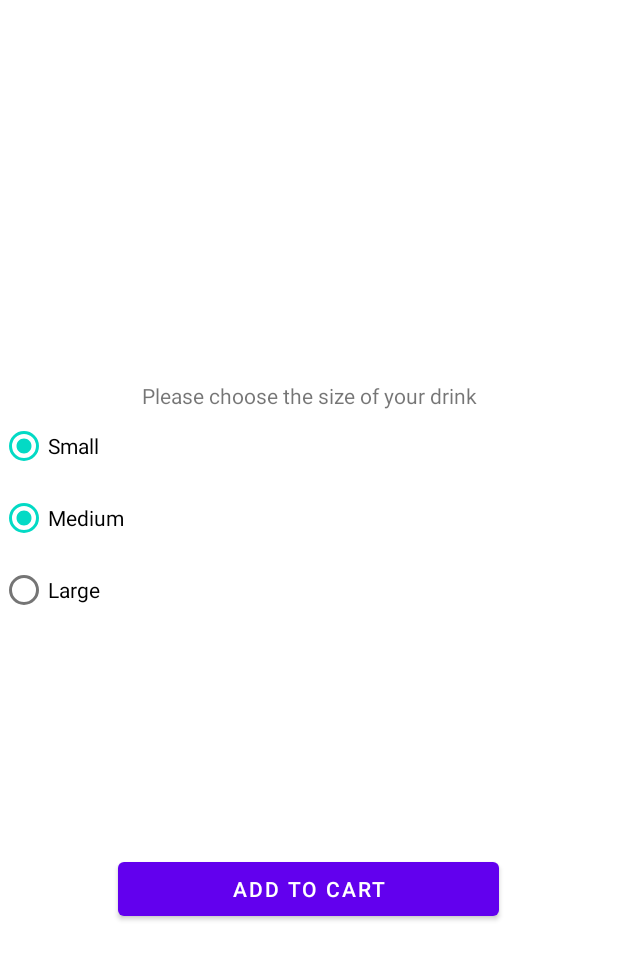
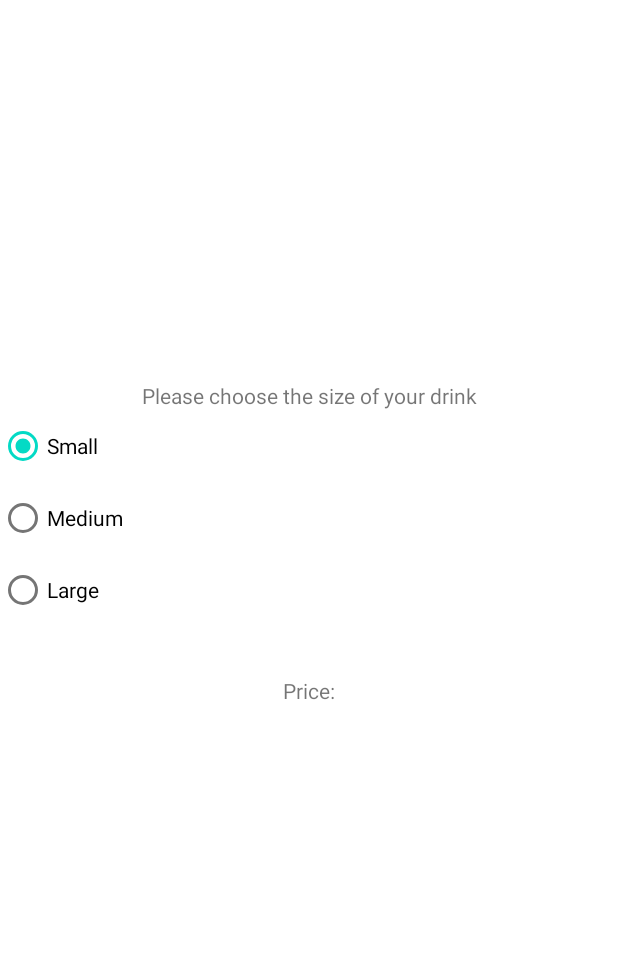
Before and after one commit to arpitmohanani/CoffeeBurst, an Android app: the ProductCardActivity screen opened directly, with no data from a screen before it, after a tap on "Small", on a phone screen of 412 x 824 dp, the part 84-1064 px from its top. Run offline under Robolectric (Android 15) with nearby library versions, the light colour scheme and no system bars; 2 statements that could not run were skipped; 1 other tap on this screen came first.

Commit message:
"Added radiobuttons, fixed issues with toolbar"

```diff
--- a/app/src/main/java/com/example/rocketfuel/activities/CatalogActivity.java
+++ b/app/src/main/java/com/example/rocketfuel/activities/CatalogActivity.java
@@ -28,6 +28,7 @@ import java.util.List;
 import java.util.Objects;
 import java.util.concurrent.ExecutorService;
 import java.util.concurrent.Executors;
+import java.util.concurrent.atomic.AtomicReference;
 
 public class CatalogActivity extends AppCompatActivity {
 
@@ -37,7 +38,7 @@ public class CatalogActivity extends AppCompatActivity {
     private ArrayList<Product> coffeeModelArrayList;
     private ArrayList<Product> teaModelArrayList;
 
-    ActivityCatalogBinding binding;
+    //    ActivityCatalogBinding binding;
     ProductDatabase db;
 
     @Override
@@ -53,9 +54,8 @@ public class CatalogActivity extends AppCompatActivity {
         coffeeModelArrayList = new ArrayList<>();
         teaModelArrayList = new ArrayList<>();
 
-        binding = ActivityCatalogBinding.inflate(getLayoutInflater());
-        View view = binding.getRoot();
-        setContentView(view);
+        AtomicReference<ProductAdapter> coffeeAdapter = new AtomicReference<>(new ProductAdapter(this, coffeeModelArrayList));
+        AtomicReference<ProductAdapter> teaAdapter = new AtomicReference<>(new ProductAdapter(this, teaModelArrayList));
 
         List<Product> AllProducts = ReadProductsCSV();
         LinearLayoutManager linearLayoutManager = new LinearLayoutManager(this, LinearLayoutManager.HORIZONTAL, false);
@@ -65,6 +65,8 @@ public class CatalogActivity extends AppCompatActivity {
         //coffeeRecyclerView.setAdapter(coffeeAdapter);
 
         teaRecyclerView.setLayoutManager(linearLayoutManager2);
+        teaRecyclerView.setAdapter(teaAdapter.get());
+        coffeeRecyclerView.setAdapter(coffeeAdapter.get());
         //teaRecyclerView.setAdapter(teaAdapter);
 
         ExecutorService executorService = Executors.newSingleThreadExecutor();
@@ -79,10 +81,8 @@ public class CatalogActivity extends AppCompatActivity {
                 //instead of setting the data directly from file
                 //we are setting it after getting it from Database
                 runOnUiThread(() ->{
-                    ProductAdapter coffeeAdapter = new ProductAdapter(this, coffeeModelArrayList);
-                    ProductAdapter teaAdapter = new ProductAdapter(this, teaModelArrayList);
-                    teaRecyclerView.setAdapter(teaAdapter);
-                    coffeeRecyclerView.setAdapter(coffeeAdapter);
+                    coffeeAdapter.get().updateList(coffeeModelArrayList);
+                    teaAdapter.get().updateList(teaModelArrayList);
                 });
             } catch (Exception ex){
                 Log.d("CoffeeBurst",ex.getMessage());
@@ -95,11 +95,13 @@ public class CatalogActivity extends AppCompatActivity {
                         Intent intent = new Intent(CatalogActivity.this, ProductCardActivity.class);
                         ProductAdapter.Viewholder mod = (ProductAdapter.Viewholder) coffeeRecyclerView.findViewHolderForAdapterPosition(position);
                         String name = (String) Objects.requireNonNull(mod).productNameTV.getText();
+                        String price = (String) Objects.requireNonNull(mod).productPriceIV.getText();
+                        //Double priceDouble = Double.parseDouble(price);
                         intent.putExtra("name", name);
-                        int imageId = Objects.requireNonNull(mod).productIV.getId();
-                        intent.putExtra("imgId", imageId);
+                        intent.putExtra("price", price);
+                        //int imageId = Objects.requireNonNull(mod).productIV.AppCompatResources.getDrawable(this,this.getResources().getIdentifier(IMAGE_NAME.split("\\.")[0] , "drawable", this.getPackageName())));
+                        //intent.putExtra("imgId", imageId);
                         System.out.println(name);
-                        System.out.println(imageId);
                         startActivity(intent);
                     }
                     @Override public void onLongItemClick(View view, int position) {
--- a/app/src/main/java/com/example/rocketfuel/activities/ProductCardActivity.java
+++ b/app/src/main/java/com/example/rocketfuel/activities/ProductCardActivity.java
@@ -2,12 +2,16 @@
 package com.example.rocketfuel.activities;
 import android.content.Intent;
 import android.os.Bundle;
+import android.util.Log;
 import android.view.View;
 import android.widget.ImageView;
+import android.widget.RadioButton;
+import android.widget.RadioGroup;
 import android.widget.TextView;
 
 import androidx.annotation.Nullable;
 import androidx.appcompat.app.AppCompatActivity;
+import androidx.appcompat.content.res.AppCompatResources;
 import androidx.appcompat.widget.Toolbar;
 
 import com.example.rocketfuel.R;
@@ -15,38 +19,61 @@ import com.example.rocketfuel.R;
 import java.util.Objects;
 
 public class ProductCardActivity extends AppCompatActivity {
+    String productName ="";
+    String productPrice ="";
+    String productImage ="";
+    TextView drinkName;
+    ImageView drinkImage;
+    TextView drinkPrice;
+    RadioGroup radioGroupSizes;
+    String productPriceStr;
 
     @Override
     protected void onCreate(@Nullable Bundle savedInstanceState) {
         super.onCreate(savedInstanceState);
         setContentView(R.layout.product_card_layout);
-
-        Toolbar toolbar = findViewById(R.id.toolbar);
-        setSupportActionBar(toolbar);
+        drinkName = findViewById(R.id.drink_name);
+        drinkImage = findViewById(R.id.imgViewProductCardImage);
+        drinkPrice = findViewById(R.id.txtViewPrice);
 
         Objects.requireNonNull(getSupportActionBar()).setDisplayHomeAsUpEnabled(true);
         getSupportActionBar().setDisplayShowHomeEnabled(true);
 
-//        toolbar.setNavigationIcon(getResources().getDrawable(R.drawable.cappuchino));
-//        toolbar.setNavigationOnClickListener(new View.OnClickListener() {
-//            @Override
-//            public void onClick(View v) {
-//            }
-//        });
+        Intent intent = getIntent();
+        productName = intent.getStringExtra("name");
+        productImage = intent.getStringExtra("imgId");
+        productPrice = intent.getStringExtra("price");
+        productPrice = intent.getStringExtra("price");
 
-        Intent intent = getIntent();
-        String name = intent.getStringExtra("name");
-        String imgId = intent.getStringExtra("imgId");
-
-
-
-        TextView drinkName = findViewById(R.id.drink_name);
-        ImageView drinkImage = findViewById(R.id.imgViewProductCardImage);
-        drinkName.setText(name);
+        drinkName.setText(productName);
+        drinkPrice.setText(productPriceStr);
+        //drinkImage.setImageDrawable();
 
     }
 
     public void onRadioButtonClicked(View view) {
+        radioGroupSizes = findViewById(R.id.radioGroupSizes);
+        int selectedId = radioGroupSizes.getCheckedRadioButtonId();
+        String selectedValue =  (String) ((RadioButton) findViewById(selectedId)).getText();
+        if(selectedValue.equalsIgnoreCase("Small")){
+            System.out.println(selectedValue);
+            drinkPrice.setText(productPrice);
+            System.out.println(productPrice);
+        }
+
+
+        else if(selectedValue.equalsIgnoreCase("Medium")){
+            System.out.println(selectedValue);
+            //drinkPrice.setText(String.valueOf(Double.parseDouble(productPrice)*1.5));
+            System.out.println(Double.valueOf(productPriceStr));
+        }
+
+        else if(selectedValue.equalsIgnoreCase("Large")){
+            System.out.println(selectedValue);
+            //drinkPrice.setText(String.valueOf(Double.parseDouble(productPrice)*2.0));
+            System.out.println(Double.valueOf(productPriceStr));
+        }
 
     }
+
 }
--- a/app/src/main/java/com/example/rocketfuel/adapters/ProductAdapter.java
+++ b/app/src/main/java/com/example/rocketfuel/adapters/ProductAdapter.java
@@ -1,5 +1,6 @@
 package com.example.rocketfuel.adapters;
 
+import android.annotation.SuppressLint;
 import android.content.Context;
 import android.view.LayoutInflater;
 import android.view.View;
@@ -7,6 +8,7 @@ import android.view.ViewGroup;
 import android.widget.ImageView;
 import android.widget.TextView;
 import androidx.annotation.NonNull;
+import androidx.appcompat.content.res.AppCompatResources;
 import androidx.recyclerview.widget.RecyclerView;
 
 import com.example.rocketfuel.model.Product;
@@ -38,8 +40,15 @@ public class ProductAdapter extends RecyclerView.Adapter<ProductAdapter.Viewhold
         // to set data to textview and imageview of each card layout
         Product model = productArrayList.get(position);
         holder.productNameTV.setText(model.getProduct_name());
-        holder.productPriceIV.setText("" + model.getProduct_price());
-        holder.productIV.setImageResource(context.getResources().getIdentifier(model.getProduct_image() , "drawable", context.getPackageName()));
+        holder.productPriceIV.setText("$" + model.getProduct_price());
+//        System.out.println(context.getResources().getIdentifier(model.getProduct_image().split("\\.")[0], "drawable", context.getPackageName()));
+        holder.productIV.setImageDrawable(AppCompatResources.getDrawable(context,context.getResources().getIdentifier(model.getProduct_image().split("\\.")[0] , "drawable", context.getPackageName())));
+    }
+
+    @SuppressLint("NotifyDataSetChanged")
+    public void updateList(ArrayList<Product> productArrayList){
+        this.productArrayList = productArrayList;
+        notifyDataSetChanged();
     }
 
     @Override
--- a/app/src/main/res/layout/product_card_layout.xml
+++ b/app/src/main/res/layout/product_card_layout.xml
@@ -5,14 +5,16 @@
     android:layout_width="match_parent"
     android:layout_height="match_parent">
 
-    //<androidx.appcompat.widget.Toolbar
-    android:id="@+id/toolbar"
-    android:background="@color/black"
-    android:layout_width="match_parent"
-    android:layout_height="wrap_content"
-    app:layout_constraintTop_toTopOf="parent">
+    //
 
-</androidx.appcompat.widget.Toolbar>
+    <androidx.appcompat.widget.Toolbar
+        android:id="@+id/toolbar"
+        android:layout_width="match_parent"
+        android:layout_height="wrap_content"
+        android:background="@color/black"
+        app:layout_constraintTop_toTopOf="parent">
+
+    </androidx.appcompat.widget.Toolbar>
 
     <ImageView
         android:id="@+id/imgViewProductCardImage"
@@ -45,51 +47,60 @@
 
     <RadioGroup
         android:id="@+id/radioGroupSizes"
-        android:layout_width="match_parent"
-        android:layout_height="0dp"
+        android:layout_width="413dp"
+        android:layout_height="161dp"
         android:orientation="vertical"
-        app:layout_constraintBottom_toBottomOf="@+id/radioButtonLarge"
+        app:layout_constraintBottom_toBottomOf="parent"
+        app:layout_constraintEnd_toEndOf="parent"
+        app:layout_constraintHorizontal_bias="1.0"
+        app:layout_constraintStart_toStartOf="parent"
         app:layout_constraintTop_toBottomOf="@+id/textViewChooseSize"
-        tools:layout_editor_absoluteX="0dp">
+        app:layout_constraintVertical_bias="0.0">
 
+        <RadioButton
+            android:id="@+id/radioBtnSmall"
+            android:layout_width="match_parent"
+            android:layout_height="wrap_content"
+            android:text="@string/TextViewSizeSmall"
+            android:onClick="onRadioButtonClicked"/>
+
+        <RadioButton
+            android:id="@+id/radioBtnMedium"
+            android:layout_width="match_parent"
+            android:layout_height="wrap_content"
+            android:text="@string/TextViewSizeMedium"
+            android:onClick="onRadioButtonClicked"
+            />
+
+        <RadioButton
+            android:id="@+id/radioBtnLarge"
+            android:layout_width="match_parent"
+            android:layout_height="wrap_content"
+            android:text="@string/TextViewSizeLarge"
+            android:onClick="onRadioButtonClicked"/>
     </RadioGroup>
 
-    <Button
-        android:id="@+id/button"
-        android:layout_width="254dp"
-        android:layout_height="48dp"
-        android:text="@string/BtnTextAddToCart"
+    <TextView
+        android:id="@+id/txtViewPrice"
+        android:layout_width="wrap_content"
+        android:layout_height="wrap_content"
+        android:text="@string/ProductPriceTextView"
         app:layout_constraintBottom_toBottomOf="parent"
         app:layout_constraintEnd_toEndOf="parent"
-        app:layout_constraintHorizontal_bias="0.496"
+        app:layout_constraintHorizontal_bias="0.498"
+        app:layout_constraintStart_toStartOf="parent"
+        app:layout_constraintTop_toBottomOf="@+id/txtViewPriceLabel"
+        app:layout_constraintVertical_bias="0.068" />
+
+    <TextView
+        android:id="@+id/txtViewPriceLabel"
+        android:layout_width="wrap_content"
+        android:layout_height="wrap_content"
+        android:layout_marginTop="16dp"
+        android:text="Price:"
+        app:layout_constraintEnd_toEndOf="parent"
         app:layout_constraintStart_toStartOf="parent"
         app:layout_constraintTop_toBottomOf="@+id/radioGroupSizes" />
 
-    <RadioButton
-        android:id="@+id/radioButtonLarge"
-        android:layout_width="match_parent"
-        android:layout_height="wrap_content"
-        android:text="@string/TextViewSizeLarge"
-        app:layout_constraintTop_toBottomOf="@+id/radioButtonMedium"
-        tools:layout_editor_absoluteX="0dp" />
-
-    <RadioButton
-        android:id="@+id/radioButtonMedium"
-        android:layout_width="match_parent"
-        android:layout_height="wrap_content"
-        android:onClick="onRadioButtonClicked"
-        android:text="@string/TextViewSizeMedium"
-        app:layout_constraintTop_toBottomOf="@+id/radioButtonSmall"
-        tools:layout_editor_absoluteX="-4dp" />
-
-    <RadioButton
-        android:id="@+id/radioButtonSmall"
-        android:layout_width="match_parent"
-        android:layout_height="wrap_content"
-        android:onClick="onRadioButtonClicked"
-        android:text="@string/TextViewSizeSmall"
-        app:layout_constraintTop_toBottomOf="@+id/textViewChooseSize"
-        tools:layout_editor_absoluteX="-1dp" />
-
 
 </androidx.constraintlayout.widget.ConstraintLayout>
--- a/app/src/main/res/values/strings.xml
+++ b/app/src/main/res/values/strings.xml
@@ -24,6 +24,7 @@
     <string name="TextViewSizeSmall">Small</string>
     <string name="CoffeeDepartment">Coffee</string>
     <string name="TeaDepartment">Tea</string>
+    <string name="ProductPriceTextView">Final Price</string>
 
 
 </resources>
```
